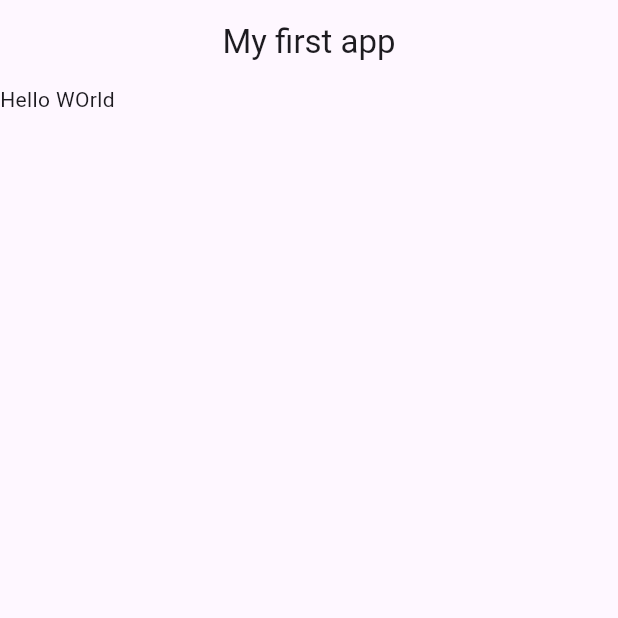
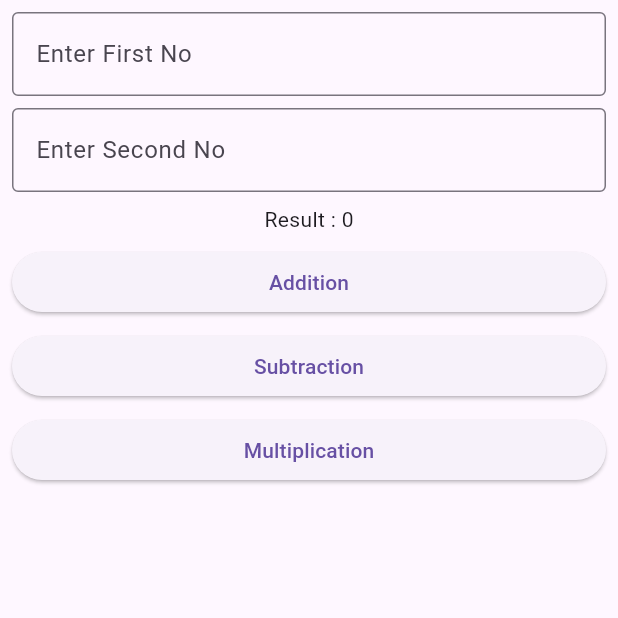
Before and after one commit to kiranrana8973/batch33, a Flutter app: the screen it shows after launch, on a phone screen of 412 x 824 dp, the top half of it. Run offline on Flutter 3.47's test engine with Material 3 defaults, Android fonts, the phone set to English and light mode, and no system bars.

Commit message:
Added arothmetic screen

```diff
--- a/lib/app.dart
+++ b/lib/app.dart
@@ -1,4 +1,4 @@
-import 'package:batch33/view/first_view.dart';
+import 'package:batch33/view/arithmetic_view.dart';
 import 'package:flutter/material.dart';
 
 class MyApp extends StatelessWidget {
@@ -8,7 +8,7 @@ class MyApp extends StatelessWidget {
   Widget build(BuildContext context) {
     return const MaterialApp(
       debugShowCheckedModeBanner: false,
-      home: FirstView(),
+      home: ArithmeticView(),
     );
   }
 }
--- /dev/null
+++ b/lib/view/arithmetic_view.dart
@@ -0,0 +1,70 @@
+import 'package:flutter/material.dart';
+
+class ArithmeticView extends StatelessWidget {
+  const ArithmeticView({super.key});
+
+  @override
+  Widget build(BuildContext context) {
+    return Scaffold(
+      body: SafeArea(
+          child: Padding(
+        padding: const EdgeInsets.all(8),
+        child: Column(
+          children: [
+            const TextField(
+              keyboardType: TextInputType.number,
+              decoration: InputDecoration(
+                border: OutlineInputBorder(),
+                hintText: 'Enter First No',
+              ),
+            ),
+            const SizedBox(
+              height: 8,
+            ),
+            const TextField(
+              keyboardType: TextInputType.number,
+              decoration: InputDecoration(
+                border: OutlineInputBorder(),
+                labelText: 'Enter Second No',
+              ),
+            ),
+            const SizedBox(
+              height: 8,
+            ),
+            const Text('Result : 0'),
+            const SizedBox(
+              height: 8,
+            ),
+            SizedBox(
+              width: double.infinity,
+              child: ElevatedButton(
+                onPressed: () {},
+                child: const Text('Addition'),
+              ),
+            ),
+            const SizedBox(
+              height: 8,
+            ),
+            SizedBox(
+              width: double.infinity,
+              child: ElevatedButton(
+                onPressed: () {},
+                child: const Text('Subtraction'),
+              ),
+            ),
+            const SizedBox(
+              height: 8,
+            ),
+            SizedBox(
+              width: double.infinity,
+              child: ElevatedButton(
+                onPressed: () {},
+                child: const Text('Multiplication'),
+              ),
+            ),
+          ],
+        ),
+      )),
+    );
+  }
+}
```
Also changed, not shown: lib/view/first_view.dart (line endings or trailing spaces).
